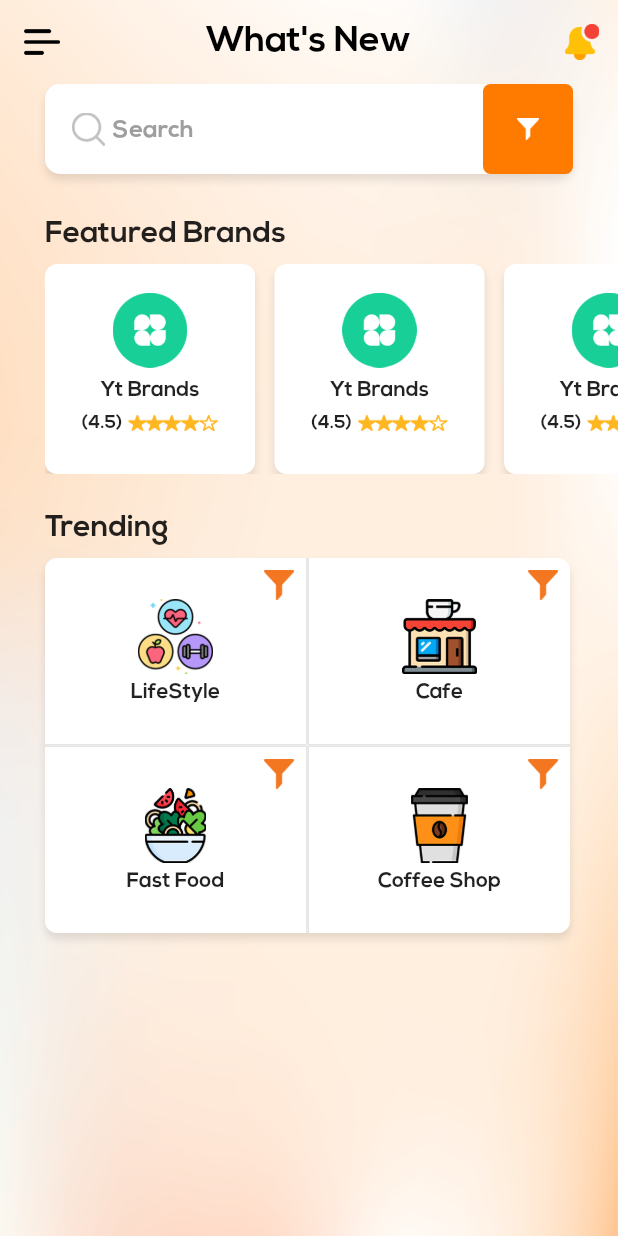
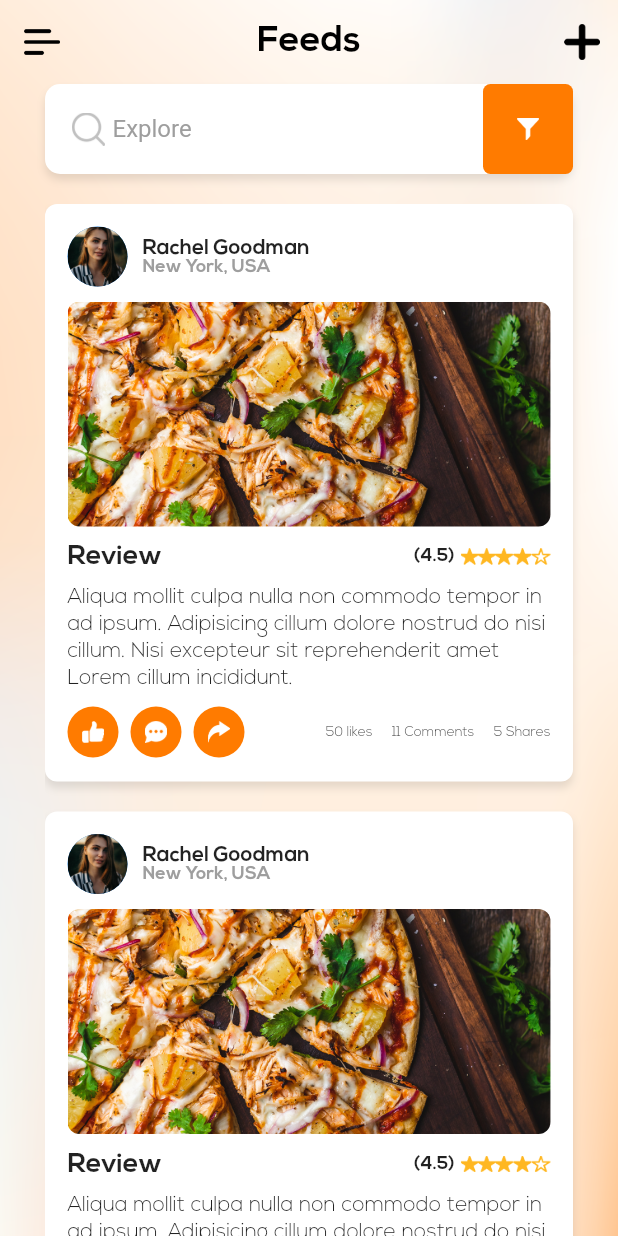
Before and after one commit to arshan-alee/BizHub, a Flutter app: the screen it shows after launch, on a phone screen of 412 x 824 dp. Run offline on Flutter 3.47's test engine with Material 2 defaults, Android fonts, the phone set to English and light mode, and no system bars; Roboto replaces fonts that are missing (NexaRegular).

Commit message:
Feeds Screen Added

```diff
--- a/lib/feed.dart
+++ b/lib/feed.dart
@@ -0,0 +1,280 @@
+import 'package:flutter/material.dart';
+
+class Feed extends StatelessWidget {
+  @override
+  Widget build(BuildContext context) {
+    return MaterialApp(
+      theme: ThemeData(
+        textTheme: TextTheme(
+          bodyMedium: TextStyle(
+            fontFamily: 'NexaBold',
+          ),
+          labelLarge: TextStyle(
+            fontFamily: 'NexaBold',
+          ),
+        ),
+      ),
+      home: Scaffold(
+        extendBodyBehindAppBar: true,
+        appBar: AppBar(
+          backgroundColor: Colors.transparent,
+          elevation: 0.0,
+          title: Text(
+            'Feeds',
+            style: TextStyle(
+              fontSize: 24,
+              fontWeight: FontWeight.bold,
+              color: Colors.black,
+              fontFamily: 'NexaBold',
+            ),
+          ),
+          centerTitle: true,
+          leading: IconButton(
+            icon: Image.asset(
+              'images/menu.png',
+              width: 24,
+              height: 24,
+            ),
+            onPressed: () {},
+          ),
+          actions: [
+            IconButton(
+              icon: Image.asset(
+                'images/add.png',
+                width: 24,
+                height: 24,
+              ),
+              onPressed: () {},
+            ),
+          ],
+        ),
+        body: Stack(
+          children: [
+            Container(
+              width: double.infinity,
+              height: double.infinity,
+              decoration: BoxDecoration(
+                image: DecorationImage(
+                  image: AssetImage("images/bg.png"),
+                  fit: BoxFit.cover,
+                ),
+              ),
+            ),
+            Padding(
+              padding: const EdgeInsets.only(left: 30.0),
+              child: SafeArea(
+                child: Column(
+                  crossAxisAlignment: CrossAxisAlignment.start,
+                  children: [
+                    Padding(
+                      padding: const EdgeInsets.fromLTRB(0, 0, 30, 20),
+                      child: Container(
+                        padding: EdgeInsets.only(left: 10),
+                        decoration: BoxDecoration(
+                          color: Colors.white,
+                          borderRadius: BorderRadius.circular(10),
+                          boxShadow: [
+                            BoxShadow(
+                              color: Colors.black.withOpacity(0.1),
+                              offset: Offset(0, 4),
+                              blurRadius: 4,
+                            ),
+                          ],
+                        ),
+                        child: TextFormField(
+                          textAlignVertical: TextAlignVertical.center,
+                          decoration: InputDecoration(
+                            hintText: 'Explore',
+                            hintStyle: TextStyle(
+                                fontFamily: 'NexaRegular', color: Colors.grey),
+                            prefixIcon: Padding(
+                              padding:
+                                  const EdgeInsets.only(left: 8.0, right: 5),
+                              child: Image.asset(
+                                "images/search.png",
+                                width: 15,
+                                height: 15,
+                              ),
+                            ),
+                            prefixIconConstraints: BoxConstraints(
+                              minWidth: 35,
+                              minHeight: 35,
+                            ),
+                            suffixIcon: Container(
+                              decoration: BoxDecoration(
+                                borderRadius: BorderRadius.circular(5),
+                                color: const Color.fromARGB(255, 255, 123, 0),
+                              ),
+                              width: 60,
+                              height: 60,
+                              child: Center(
+                                child: Image.asset(
+                                  'images/filter.png',
+                                  width: 15,
+                                  height: 15,
+                                ),
+                              ),
+                            ),
+                            border: InputBorder.none,
+                          ),
+                        ),
+                      ),
+                    ),
+                    Expanded(
+                      child: ListView.builder(
+                        scrollDirection: Axis.vertical,
+                        itemCount: 10,
+                        itemBuilder: (context, index) {
+                          return Container(
+                            height: 385,
+                            margin: EdgeInsets.fromLTRB(0, 0, 30, 20),
+                            padding: EdgeInsets.all(15),
+                            decoration: BoxDecoration(
+                              borderRadius: BorderRadius.circular(8),
+                              color: Colors.white,
+                              boxShadow: [
+                                BoxShadow(
+                                  color: Colors.black.withOpacity(0.1),
+                                  offset: Offset(0, 4),
+                                  blurRadius: 4,
+                                ),
+                              ],
+                            ),
+                            child: Column(
+                              children: [
+                                Row(
+                                  children: [
+                                    CircleAvatar(
+                                      radius: 20,
+                                      backgroundImage: AssetImage(
+                                          'images/profile-image.png'),
+                                    ),
+                                    SizedBox(width: 10),
+                                    Column(
+                                      crossAxisAlignment:
+                                          CrossAxisAlignment.start,
+                                      children: [
+                                        Text("Rachel Goodman"),
+                                        Text(
+                                          "New York, USA",
+                                          style: TextStyle(
+                                              fontSize: 12, color: Colors.grey),
+                                        ),
+                                      ],
+                                    )
+                                  ],
+                                ),
+                                SizedBox(height: 10),
+                                ClipRRect(
+                                  borderRadius: BorderRadius.circular(8),
+                                  child: Container(
+                                    width: double.infinity,
+                                    height: 150,
+                                    child: Image.asset(
+                                      "images/post.png",
+                                      fit: BoxFit.cover,
+                                    ),
+                                  ),
+                                ),
+                                SizedBox(height: 5),
+                                Row(
+                                  children: [
+                                    Text(
+                                      "Review",
+                                      style: TextStyle(
+                                        fontSize: 18,
+                                      ),
+                                    ),
+                                    Spacer(),
+                                    Text(
+                                      '(4.5)',
+                                      style: TextStyle(
+                                          fontSize: 12,
+                                          fontWeight: FontWeight.w800),
+                                    ),
+                                    SizedBox(width: 4),
+                                    Image.asset(
+                                      "images/rating.png",
+                                      width: 60,
+                                      height: 30,
+                                    ),
+                                  ],
+                                ),
+                                SizedBox(height: 3),
+                                Text(
+                                  "Aliqua mollit culpa nulla non commodo tempor in ad ipsum. Adipisicing cillum dolore nostrud do nisi cillum. Nisi excepteur sit reprehenderit amet Lorem cillum incididunt.",
+                                  style: TextStyle(
+                                      fontFamily: 'NexaLight', height: 1.25),
+                                ),
+                                SizedBox(height: 10),
+                                Row(
+                                  children: [
+                                    CircleAvatar(
+                                      radius: 17,
+                                      backgroundColor: const Color.fromARGB(
+                                          255, 255, 123, 0),
+                                      child: Image.asset(
+                                        "images/like.png",
+                                        width: 15,
+                                        height: 15,
+                                      ),
+                                    ),
+                                    SizedBox(width: 8),
+                                    CircleAvatar(
+                                      radius: 17,
+                                      backgroundColor: const Color.fromARGB(
+                                          255, 255, 123, 0),
+                                      child: Image.asset(
+                                        "images/comment.png",
+                                        width: 15,
+                                        height: 15,
+                                      ),
+                                    ),
+                                    SizedBox(width: 8),
+                                    CircleAvatar(
+                                      radius: 17,
+                                      backgroundColor: const Color.fromARGB(
+                                          255, 255, 123, 0),
+                                      child: Image.asset(
+                                        "images/share.png",
+                                        width: 15,
+                                        height: 15,
+                                      ),
+                                    ),
+                                    Spacer(),
+                                    SizedBox(width: 13),
+                                    Text(
+                                      "50 likes",
+                                      style: TextStyle(
+                                          fontFamily: 'NexaLight', fontSize: 9),
+                                    ),
+                                    SizedBox(width: 13),
+                                    Text(
+                                      "11 Comments",
+                                      style: TextStyle(
+                                          fontFamily: 'NexaLight', fontSize: 9),
+                                    ),
+                                    SizedBox(width: 13),
+                                    Text(
+                                      "5 Shares",
+                                      style: TextStyle(
+                                          fontFamily: 'NexaLight', fontSize: 9),
+                                    )
+                                  ],
+                                )
+                              ],
+                            ),
+                          );
+                        },
+                      ),
+                    ),
+                  ],
+                ),
+              ),
+            ),
+          ],
+        ),
+      ),
+    );
+  }
+}
--- a/lib/main.dart
+++ b/lib/main.dart
@@ -1,6 +1,8 @@
 import 'package:flutter/material.dart';
 import 'package:socialwise/whatsnew.dart';
 import 'splash.dart';
+import "searchresult.dart";
+import 'feed.dart';
 
 void main() {
   runApp(const MyApp());
@@ -12,7 +14,7 @@ class MyApp extends StatelessWidget {
   @override
   Widget build(BuildContext context) {
     return MaterialApp(
-      home: WhatsNew(),
+      home: Feed(),
     );
   }
 }
--- a/lib/searchresult.dart
+++ b/lib/searchresult.dart
@@ -0,0 +1,107 @@
+import 'package:flutter/material.dart';
+
+class SearchResult extends StatelessWidget {
+  @override
+  Widget build(BuildContext context) {
+    return MaterialApp(
+      theme: ThemeData(
+        textTheme: TextTheme(
+          bodyMedium: TextStyle(
+            fontFamily: 'NexaBold',
+          ),
+          labelLarge: TextStyle(
+            fontFamily: 'NexaBold',
+          ),
+        ),
+      ),
+      home: Scaffold(
+        extendBodyBehindAppBar: true,
+        appBar: AppBar(
+          backgroundColor: Colors.transparent,
+          elevation: 0.0,
+          title: Text(
+            'What\'s New',
+            style: TextStyle(
+              fontSize: 24,
+              fontWeight: FontWeight.bold,
+              color: Colors.black,
+              fontFamily: 'NexaBold',
+            ),
+          ),
+          centerTitle: true,
+          leading: IconButton(
+            icon: Image.asset(
+              'images/menu.png',
+              width: 24,
+              height: 24,
+            ),
+            onPressed: () {},
+          ),
+          actions: [
+            IconButton(
+              icon: Image.asset(
+                'images/notification.png',
+                width: 24,
+                height: 24,
+              ),
+              onPressed: () {},
+            ),
+          ],
+        ),
+        body: Stack(
+          children: [
+            Column(
+              children: [
+                Padding(
+                  padding: const EdgeInsets.all(16.0),
+                  child: Container(
+                    padding: EdgeInsets.symmetric(horizontal: 16),
+                    decoration: BoxDecoration(
+                      color: Colors.white,
+                      borderRadius: BorderRadius.circular(8),
+                      boxShadow: [
+                        BoxShadow(
+                          color: Colors.grey.withOpacity(0.3),
+                          offset: Offset(0, 2),
+                          blurRadius: 4,
+                        ),
+                      ],
+                    ),
+                    child: Row(
+                      children: [
+                        Expanded(
+                          child: TextField(
+                            decoration: InputDecoration(
+                              hintText: 'Search...',
+                              border: InputBorder.none,
+                            ),
+                          ),
+                        ),
+                        IconButton(
+                          icon: Icon(Icons.search),
+                          onPressed: () {
+                            // Perform search
+                          },
+                        ),
+                      ],
+                    ),
+                  ),
+                ),
+                Expanded(
+                  child: ListView.builder(
+                    itemCount: 2, // Replace with actual item count
+                    itemBuilder: (context, index) {
+                      return ListTile(
+                        title: Text('Search Result ${index + 1}'),
+                      );
+                    },
+                  ),
+                ),
+              ],
+            ),
+          ],
+        ),
+      ),
+    );
+  }
+}
```
Also changed, not shown: pubspec.yaml (+9 -5 lines), fonts/Nexa Regular.otf (added), images/add.png (added), images/brand-logo.png (added), images/comment.png (added), images/like.png (added), images/post.png (added), images/profile-image.png (added), images/share.png (added).
